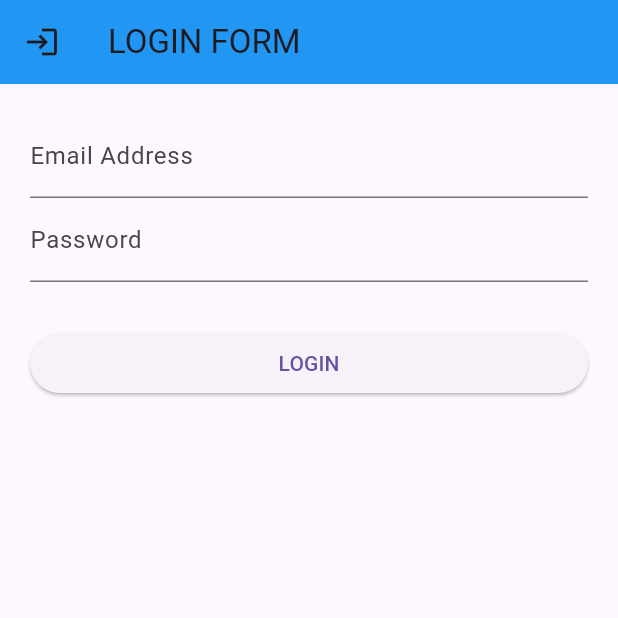
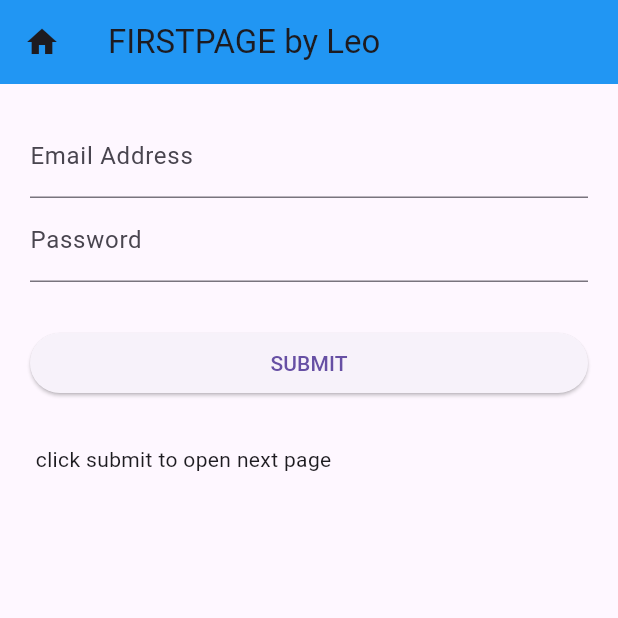
Before and after one commit to Leokanette/Form_Routing, a Flutter app: the screen it shows after launch, on a phone screen of 412 x 824 dp, the top half of it. Run offline on Flutter 3.47's test engine with Material 3 defaults, Android fonts, the phone set to English and light mode, and no system bars.

Commit message:
first commit

```diff
--- a/lib/main.dart
+++ b/lib/main.dart
@@ -7,21 +7,24 @@ void main() {
 class MainPage extends StatelessWidget {
   @override
   Widget build(BuildContext context) {
-    return MaterialApp(home: FirstPage());
+    return MaterialApp(
+      debugShowCheckedModeBanner: false,
+      home: FirstPage(),
+    );
   }
 }
 
 class FirstPage extends StatelessWidget {
-  TextEditingController emailController = TextEditingController();
-  TextEditingController passwordController = TextEditingController();
+  final emailController = TextEditingController();
+  final passwordController = TextEditingController();
 
   @override
   Widget build(BuildContext context) {
     return Scaffold(
         appBar: AppBar(
             backgroundColor: Colors.blue,
-            title: Text('LOGIN FORM'),
-            leading: Icon(Icons.login)),
+            title: Text('FIRSTPAGE by Leo'),
+            leading: Icon(Icons.home)),
         body: Form(
             child: ListView(padding: EdgeInsets.all(20), children: [
           TextFormField(
@@ -31,7 +34,6 @@ class FirstPage extends StatelessWidget {
               labelText: "Email Address",
             ),
           ),
-
           TextFormField(
             controller: passwordController,
             obscureText: true,
@@ -39,16 +41,52 @@ class FirstPage extends StatelessWidget {
             decoration: InputDecoration(labelText: "Password"),
           ),
           const SizedBox(height: 30),
-
           ElevatedButton(
               onPressed: () {
                 print("Email: ${emailController.text}");
                 print("Password: ${passwordController.text}");
+                Navigator.push(
+                    context,
+                    MaterialPageRoute(
+                        builder: (context) => SecondPage(
+                              email: "${emailController.text}",
+                              password: "${passwordController.text}",
+                            )));
               },
-              child: Text("LOGIN")) //ElevatedButton
-        ] //children
-                ) //Listview
-            ) //Form
-        ); //Scaffold
-  } //Widget
-} //FirstPage
+              child: Text("SUBMIT")),
+          const SizedBox(height: 30),
+          Text(" click submit to open next page")
+        ])));
+  }
+}
+
+class SecondPage extends StatelessWidget {
+  String? email;
+  String? password;
+
+  SecondPage({this.email, this.password});
+
+  @override
+  Widget build(BuildContext context) {
+    return Scaffold(
+      appBar:
+          AppBar(title: Text('SECOND PAGE by Leo'), leading: Icon(Icons.man)),
+      body: Center(
+          child: Column(
+        mainAxisAlignment: MainAxisAlignment.center,
+        children: [
+          Text("WELCOME"),
+          const SizedBox(height: 30),
+          Text("EMAIL: $email \nPASSWORD: $password"),
+          const SizedBox(height: 30),
+          ElevatedButton(
+              onPressed: () {
+                Navigator.push(context,
+                    MaterialPageRoute(builder: (context) => FirstPage()));
+              },
+              child: Text("GO BACK TO PAGE 1"))
+        ],
+      )),
+    );
+  }
+}
```
